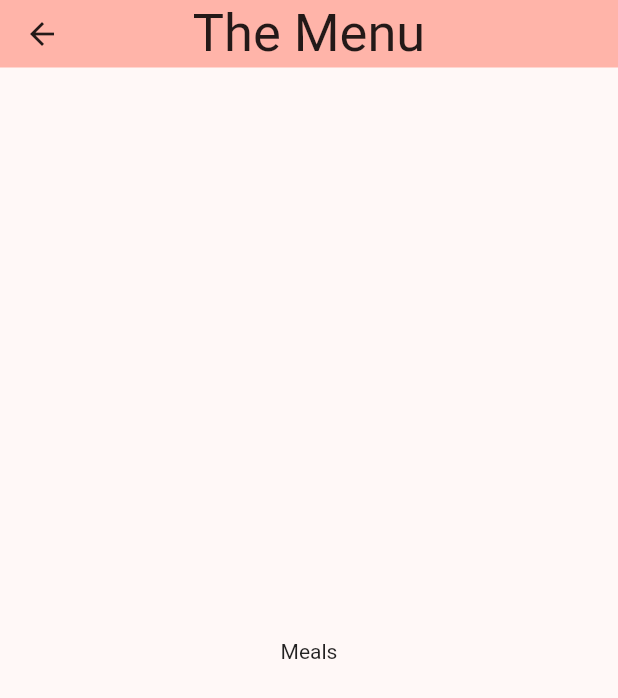
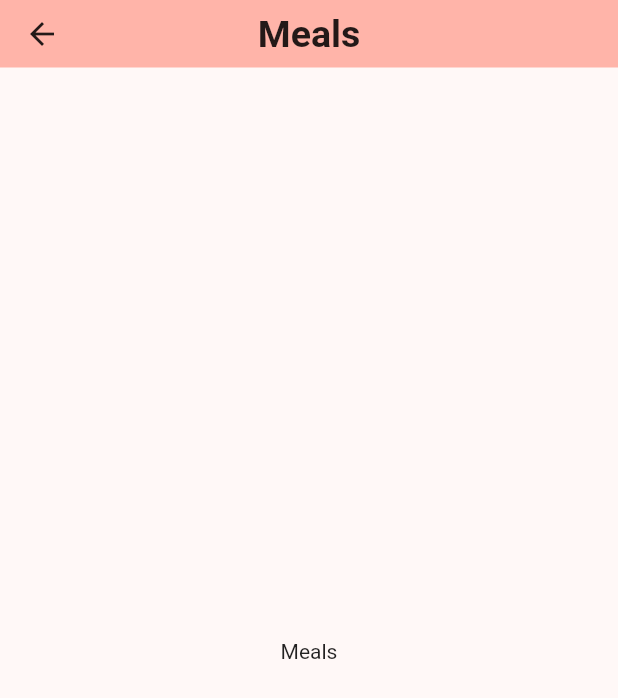
Before and after one commit to darcanj0/the_menu, a Flutter app: the CategoryMealsPage screen opened directly, on a phone screen of 412 x 824 dp. Shown: the top 698 px of the screen. Run offline on Flutter 3.47's test engine with Material 2 defaults, Android fonts, the phone set to English and light mode, and no system bars; our stand-ins replace google_fonts; Roboto replaces fonts that are missing (Vollkorn).

Commit message:
feat: route to meals page in category card

```diff
--- a/lib/components/app_bars/the_menu_app_bar.dart
+++ b/lib/components/app_bars/the_menu_app_bar.dart
@@ -1,7 +1,8 @@
 import 'package:flutter/material.dart';
 
 class TheMenuAppBar extends StatefulWidget implements PreferredSizeWidget {
-  const TheMenuAppBar({super.key});
+  final String title;
+  const TheMenuAppBar({required this.title, super.key});
 
   @override
   State<StatefulWidget> createState() => _TheMenuAppBarState();
@@ -17,7 +18,7 @@ class _TheMenuAppBarState extends State<TheMenuAppBar> {
     return AppBar(
       backgroundColor: Theme.of(context).colorScheme.inversePrimary,
       title: Text(
-        "The Menu",
+        widget.title,
         style: textTheme.headlineLarge,
       ),
       centerTitle: true,
--- a/lib/main.dart
+++ b/lib/main.dart
@@ -24,8 +24,8 @@ class MyApp extends StatelessWidget {
         GoogleFonts.vollkornTextTheme(originalTextTheme).copyWith(
             headlineLarge: GoogleFonts.vollkorn(
               textStyle: originalTextTheme.headlineLarge!.copyWith(
-                fontWeight: FontWeight.normal,
-                fontSize: 35,
+                fontWeight: FontWeight.bold,
+                fontSize: 25,
                 color: theMenuColorScheme.onBackground,
               ),
             ),
--- a/lib/pages/categories_page.dart
+++ b/lib/pages/categories_page.dart
@@ -14,7 +14,9 @@ class CategoriesPage extends StatelessWidget {
   @override
   Widget build(BuildContext context) {
     return Scaffold(
-        appBar: const TheMenuAppBar(),
+        appBar: const TheMenuAppBar(
+          title: 'The Menu',
+        ),
         body: Padding(
           padding: const EdgeInsets.symmetric(vertical: 8, horizontal: 10),
           child: GridView.count(
--- a/lib/pages/category_meals_page.dart
+++ b/lib/pages/category_meals_page.dart
@@ -7,7 +7,7 @@ class CategoryMealsPage extends StatelessWidget {
   @override
   Widget build(BuildContext context) {
     return const Scaffold(
-      appBar: TheMenuAppBar(),
+      appBar: TheMenuAppBar(title: 'Meals'),
       body: Center(
         child: Text('Meals'),
       ),
```
Also changed, not shown: lib/components/cards/category_card.dart (+8 -1 lines).
